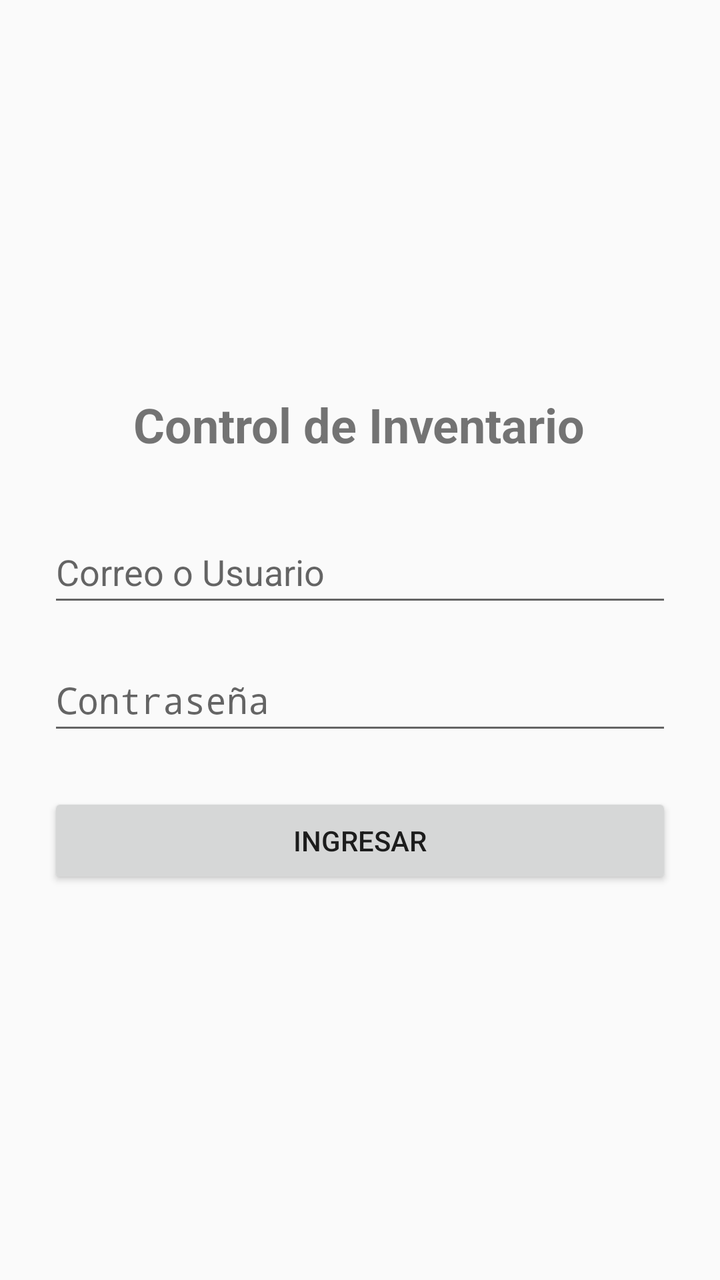
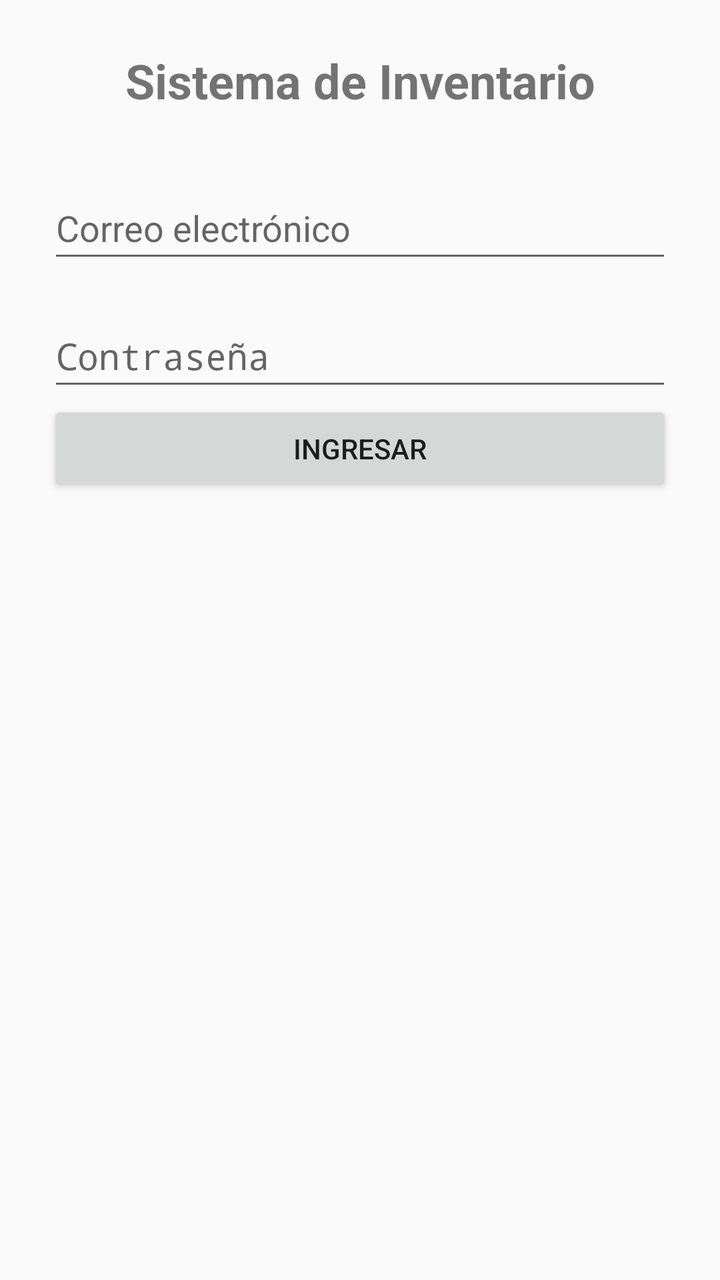

Screens rendered from an Android XML layout before and after an edit, with the pre-edit source and the edit as a unified diff.
<!-- AndroidManifest.xml: application theme Theme.Inventario -->
<!-- res/layout/activity_login.xml -->
<?xml version="1.0" encoding="utf-8"?>
<androidx.constraintlayout.widget.ConstraintLayout xmlns:android="http://schemas.android.com/apk/res/android"
    xmlns:app="http://schemas.android.com/apk/res-auto"
    xmlns:tools="http://schemas.android.com/tools"
    android:id="@+id/main"
    android:layout_width="match_parent"
    android:layout_height="match_parent"
    android:padding="24dp"
    tools:context=".activities.LoginActivity">

    

    

    
    <TextView
        android:id="@+id/tvTitle"
        android:layout_width="wrap_content"
        android:layout_height="wrap_content"
        android:text="Control de Inventario"
        android:textSize="24sp"
        android:textStyle="bold"
        app:layout_constraintBottom_toTopOf="@+id/etEmail"
        app:layout_constraintEnd_toEndOf="parent"
        app:layout_constraintHorizontal_bias="0.496"
        app:layout_constraintStart_toStartOf="parent"
        app:layout_constraintTop_toTopOf="parent"
        app:layout_constraintVertical_chainStyle="packed" />

    <EditText
        android:id="@+id/etEmail"
        android:layout_width="0dp"
        android:layout_height="wrap_content"
        android:layout_marginTop="32dp"
        android:hint="Correo o Usuario"
        android:inputType="textEmailAddress"
        android:minHeight="48dp"
        app:layout_constraintBottom_toTopOf="@+id/etPassword"
        app:layout_constraintEnd_toEndOf="parent"
        app:layout_constraintHorizontal_bias="0.0"
        app:layout_constraintStart_toStartOf="parent"
        app:layout_constraintTop_toBottomOf="@+id/tvTitle" />

    <EditText
        android:id="@+id/etPassword"
        android:layout_width="0dp"
        android:layout_height="wrap_content"
        android:layout_marginTop="16dp"
        android:hint="Contraseña"
        android:inputType="textPassword"
        android:minHeight="48dp"
        app:layout_constraintBottom_toTopOf="@+id/btnLogin"
        app:layout_constraintEnd_toEndOf="parent"
        app:layout_constraintStart_toStartOf="parent"
        app:layout_constraintTop_toBottomOf="@+id/etEmail" />

    
    <Button
        android:id="@+id/btnLogin"
        android:layout_width="0dp"
        android:layout_height="wrap_content"
        android:layout_marginTop="24dp"
        android:text="Ingresar"
        app:layout_constraintBottom_toBottomOf="parent"
        app:layout_constraintEnd_toEndOf="parent"
        app:layout_constraintStart_toStartOf="parent"
        app:layout_constraintTop_toBottomOf="@+id/etPassword" />

</androidx.constraintlayout.widget.ConstraintLayout>
<!-- resources referenced by this layout -->
<resources>
  <style name="Theme.Inventario" parent="android:Theme.Material.Light.NoActionBar" />
</resources>

<!-- the commit's change to res/layout/activity_login.xml (unified diff, before → after) -->
@@ -9,61 +9,55 @@
     tools:context=".activities.LoginActivity">
 
     
-
-    
-
-    
     <TextView
         android:id="@+id/tvTitle"
         android:layout_width="wrap_content"
         android:layout_height="wrap_content"
-        android:text="Control de Inventario"
+        android:text="Sistema de Inventario"
         android:textSize="24sp"
         android:textStyle="bold"
-        app:layout_constraintBottom_toTopOf="@+id/etEmail"
+        app:layout_constraintTop_toTopOf="parent"
+        app:layout_constraintBottom_toTopOf="@id/etEmail"
+        app:layout_constraintStart_toStartOf="parent"
         app:layout_constraintEnd_toEndOf="parent"
-        app:layout_constraintHorizontal_bias="0.496"
-        app:layout_constraintStart_toStartOf="parent"
-        app:layout_constraintTop_toTopOf="parent"
-        app:layout_constraintVertical_chainStyle="packed" />
+        android:layout_marginBottom="32dp"/>
 
+    
     <EditText
         android:id="@+id/etEmail"
         android:layout_width="0dp"
         android:layout_height="wrap_content"
-        android:layout_marginTop="32dp"
-        android:hint="Correo o Usuario"
+        android:hint="Correo electrónico"
         android:inputType="textEmailAddress"
         android:minHeight="48dp"
-        app:layout_constraintBottom_toTopOf="@+id/etPassword"
+        app:layout_constraintTop_toBottomOf="@id/tvTitle"
+        app:layout_constraintStart_toStartOf="parent"
         app:layout_constraintEnd_toEndOf="parent"
-        app:layout_constraintHorizontal_bias="0.0"
-        app:layout_constraintStart_toStartOf="parent"
-        app:layout_constraintTop_toBottomOf="@+id/tvTitle" />
+        app:layout_constraintBottom_toTopOf="@id/etPassword"
+        android:layout_marginBottom="16dp"/>
 
+    
     <EditText
         android:id="@+id/etPassword"
         android:layout_width="0dp"
         android:layout_height="wrap_content"
-        android:layout_marginTop="16dp"
         android:hint="Contraseña"
         android:inputType="textPassword"
         android:minHeight="48dp"
-        app:layout_constraintBottom_toTopOf="@+id/btnLogin"
+        app:layout_constraintTop_toBottomOf="@id/etEmail"
+        app:layout_constraintStart_toStartOf="parent"
         app:layout_constraintEnd_toEndOf="parent"
-        app:layout_constraintStart_toStartOf="parent"
-        app:layout_constraintTop_toBottomOf="@+id/etEmail" />
+        app:layout_constraintBottom_toTopOf="@id/btnLogin"
+        android:layout_marginBottom="24dp"/>
 
     
     <Button
         android:id="@+id/btnLogin"
         android:layout_width="0dp"
         android:layout_height="wrap_content"
-        android:layout_marginTop="24dp"
         android:text="Ingresar"
-        app:layout_constraintBottom_toBottomOf="parent"
-        app:layout_constraintEnd_toEndOf="parent"
+        app:layout_constraintTop_toBottomOf="@id/etPassword"
         app:layout_constraintStart_toStartOf="parent"
-        app:layout_constraintTop_toBottomOf="@+id/etPassword" />
+        app:layout_constraintEnd_toEndOf="parent"/>
 
 </androidx.constraintlayout.widget.ConstraintLayout>
